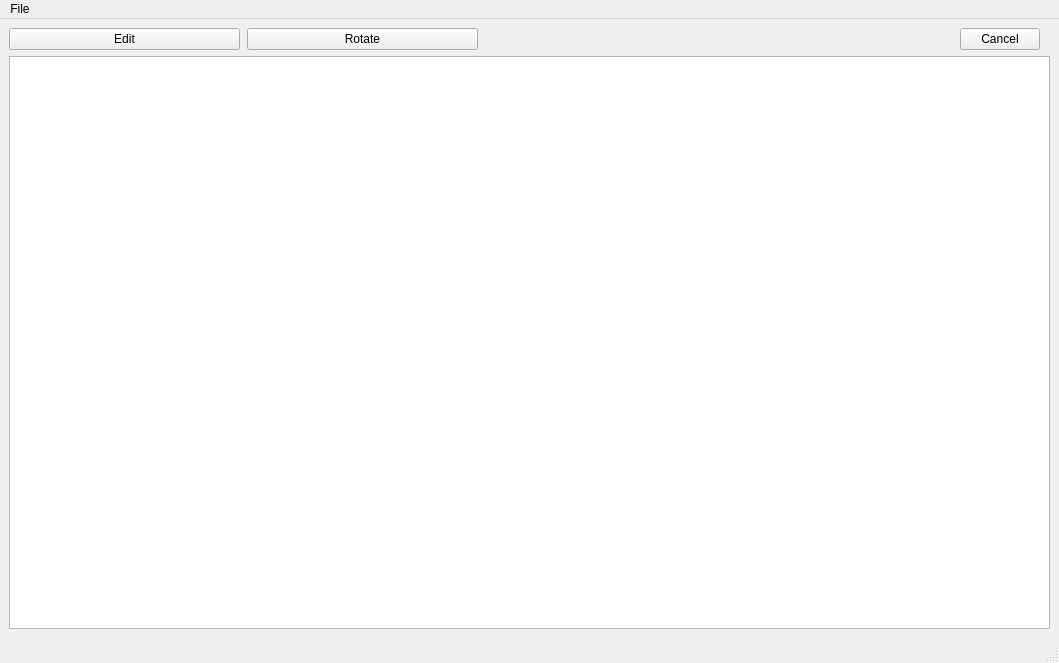
First picture: the form in ui_files/main-window.ui, repository abeshahsan/Photo-Wizard, before the edit.
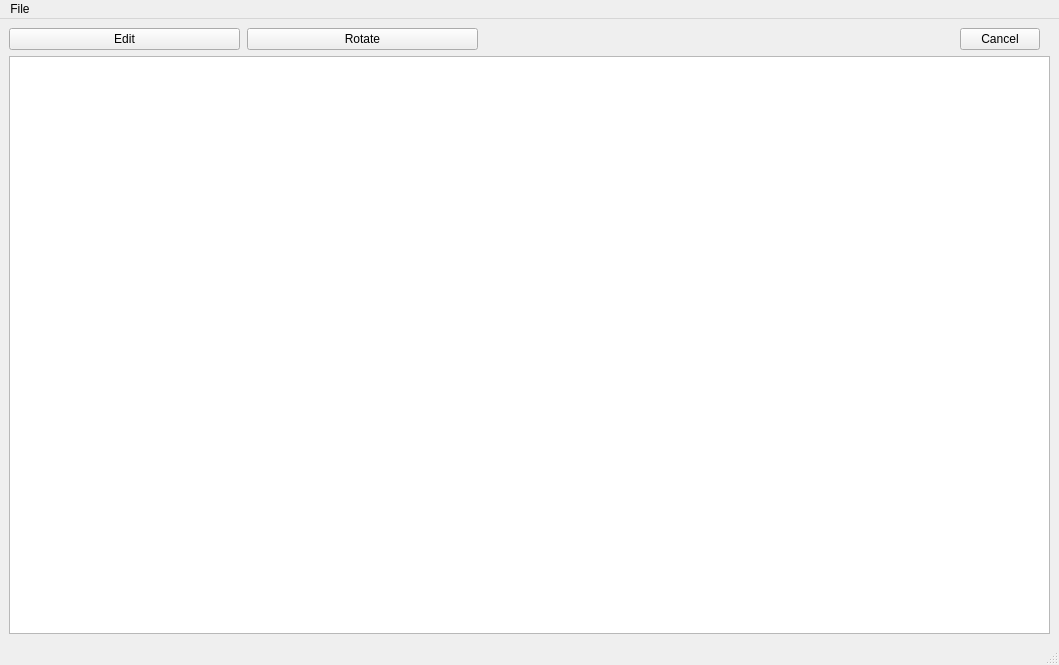
Second picture: the form after the edit.

```diff
--- a/ui_files/main-window.ui
+++ b/ui_files/main-window.ui
@@ -7,7 +7,7 @@
     <x>0</x>
     <y>0</y>
     <width>1059</width>
-    <height>663</height>
+    <height>665</height>
    </rect>
   </property>
   <property name="sizePolicy">
@@ -32,15 +32,8 @@
      <height>612</height>
     </size>
    </property>
-   <widget class="QWidget" name="verticalLayoutWidget">
-    <property name="geometry">
-     <rect>
-      <x>9</x>
-      <y>9</y>
-      <width>1041</width>
-      <height>601</height>
-     </rect>
-    </property>
+   <layout class="QGridLayout" name="gridLayout">
+    <item row="0" column="0">
     <layout class="QVBoxLayout" name="main_container" stretch="0,1">
      <property name="sizeConstraint">
       <enum>QLayout::SetNoConstraint</enum>
@@ -115,7 +108,8 @@
       </layout>
      </item>
     </layout>
-   </widget>
+    </item>
+   </layout>
   </widget>
   <widget class="QMenuBar" name="menu_bar">
    <property name="geometry">
```
Lines whose indentation alone changed are shown as unchanged.
